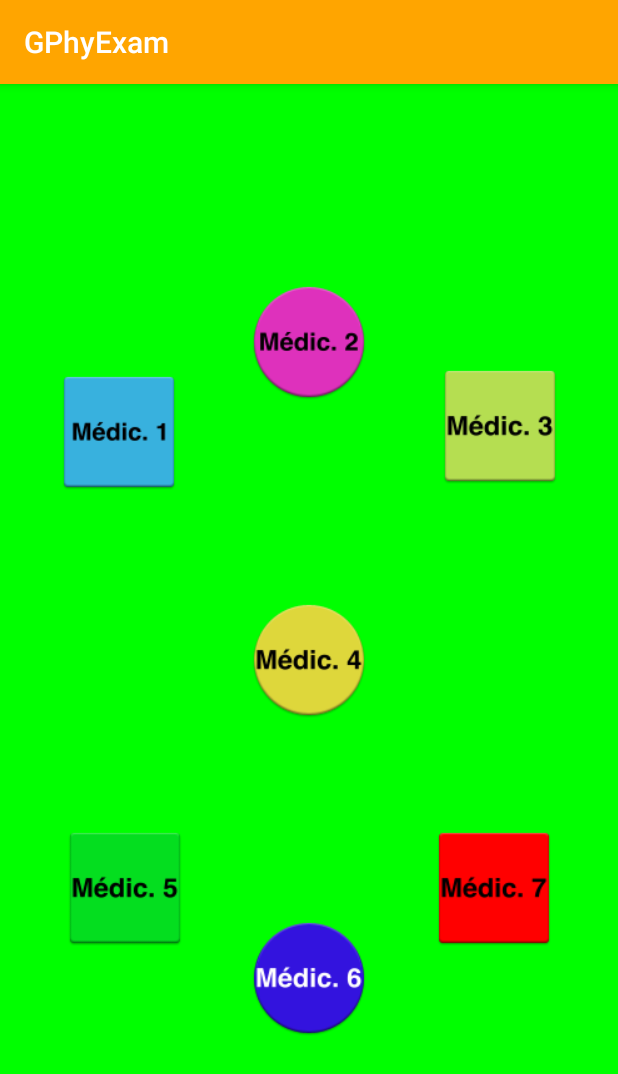
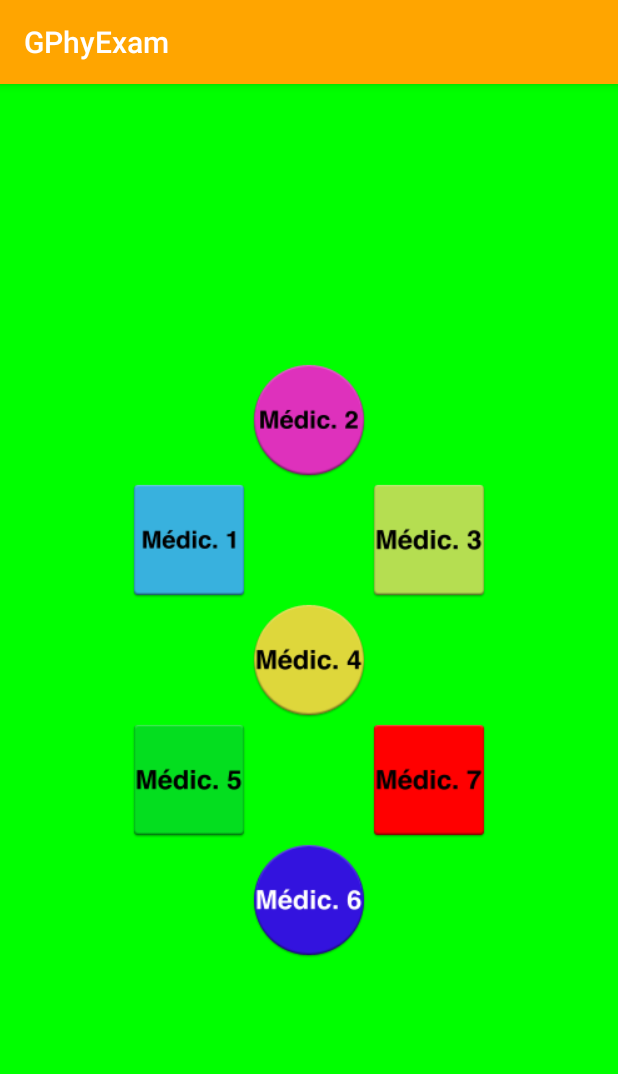
Before and after one commit to GDubuisson/AQECHMAR_DUBUISSON, an Android app: the screen it shows after launch (MainActivity), on a phone screen of 412 x 824 dp. Shown: the top 1074 px of the screen. Run offline under Robolectric (Android 15) with nearby library versions, the phone set to English and light mode, and no system bars.

```diff
--- a/app/src/main/java/com/example/leroux/aqechmar_dubuisson/MainActivity.java
+++ b/app/src/main/java/com/example/leroux/aqechmar_dubuisson/MainActivity.java
@@ -5,9 +5,6 @@ import android.os.Bundle;
 import android.support.v7.app.AppCompatActivity;
 import android.util.Log;
 import android.view.View;
-
-import java.io.Console;
-import java.util.Arrays;
 
 public class MainActivity extends AppCompatActivity {
 
--- a/app/src/main/res/layout/activity_detail.xml
+++ b/app/src/main/res/layout/activity_detail.xml
@@ -4,12 +4,14 @@
     xmlns:tools="http://schemas.android.com/tools"
     android:layout_width="match_parent"
     android:layout_height="match_parent"
+    android:background="#0000FF"
     tools:context=".DetailActivity">
 
     <android.support.constraint.ConstraintLayout
         android:id="@+id/contraintLayout1"
         android:layout_width="320dp"
         android:layout_height="450dp"
+        android:background="#FFFFFF"
         app:layout_constraintBottom_toBottomOf="parent"
         app:layout_constraintEnd_toEndOf="parent"
         app:layout_constraintStart_toStartOf="parent"
@@ -31,7 +33,6 @@
             android:layout_width="wrap_content"
             android:layout_height="wrap_content"
             android:layout_marginStart="8dp"
-            android:text="TextView"
             android:textColor="#FF0000"
             android:textStyle="bold"
             app:layout_constraintStart_toEndOf="@+id/medicDetailActivity"
@@ -43,7 +44,6 @@
             android:layout_height="wrap_content"
             android:layout_marginStart="8dp"
             android:layout_marginTop="8dp"
-            android:text="TextView"
             android:textColor="#AAAAAA"
             app:layout_constraintStart_toEndOf="@+id/medicDetailActivity"
             app:layout_constraintTop_toBottomOf="@+id/textView" />
--- a/app/src/main/res/layout/activity_main.xml
+++ b/app/src/main/res/layout/activity_main.xml
@@ -12,12 +12,13 @@
         android:layout_width="80dp"
         android:layout_height="80dp"
         android:layout_marginTop="120dp"
-        android:layout_marginEnd="8dp"
         android:onClick="sendMessage"
         app:layout_constraintBottom_toTopOf="@+id/cLMedic4"
         app:layout_constraintEnd_toStartOf="@+id/cLMedic4"
+        app:layout_constraintHorizontal_bias="1.0"
         app:layout_constraintStart_toStartOf="parent"
-        app:layout_constraintTop_toTopOf="parent">
+        app:layout_constraintTop_toTopOf="parent"
+        app:layout_constraintVertical_bias="1.0">
 
     </android.support.constraint.ConstraintLayout>
 
@@ -26,10 +27,11 @@
         android:layout_width="80dp"
         android:layout_height="80dp"
         android:onClick="sendMessage"
-        app:layout_constraintBottom_toTopOf="@+id/cLMedic4"
+        app:layout_constraintBottom_toTopOf="@+id/cLMedic1"
         app:layout_constraintEnd_toEndOf="parent"
         app:layout_constraintStart_toStartOf="parent"
-        app:layout_constraintTop_toTopOf="parent">
+        app:layout_constraintTop_toTopOf="parent"
+        app:layout_constraintVertical_bias="1.0">
 
     </android.support.constraint.ConstraintLayout>
 
@@ -37,14 +39,14 @@
         android:id="@+id/cLMedic3"
         android:layout_width="80dp"
         android:layout_height="80dp"
-        android:layout_marginStart="8dp"
         android:layout_marginTop="120dp"
-        android:layout_marginBottom="8dp"
         android:onClick="sendMessage"
         app:layout_constraintBottom_toTopOf="@+id/cLMedic4"
         app:layout_constraintEnd_toEndOf="parent"
+        app:layout_constraintHorizontal_bias="0.0"
         app:layout_constraintStart_toEndOf="@+id/cLMedic4"
-        app:layout_constraintTop_toTopOf="parent">
+        app:layout_constraintTop_toTopOf="parent"
+        app:layout_constraintVertical_bias="1.0">
 
     </android.support.constraint.ConstraintLayout>
 
@@ -68,8 +70,10 @@
         android:onClick="sendMessage"
         app:layout_constraintBottom_toBottomOf="parent"
         app:layout_constraintEnd_toStartOf="@+id/cLMedic4"
+        app:layout_constraintHorizontal_bias="1.0"
         app:layout_constraintStart_toStartOf="parent"
-        app:layout_constraintTop_toBottomOf="@+id/cLMedic4">
+        app:layout_constraintTop_toBottomOf="@+id/cLMedic4"
+        app:layout_constraintVertical_bias="0.0">
 
     </android.support.constraint.ConstraintLayout>
 
@@ -81,7 +85,8 @@
         app:layout_constraintBottom_toBottomOf="parent"
         app:layout_constraintEnd_toEndOf="parent"
         app:layout_constraintStart_toStartOf="parent"
-        app:layout_constraintTop_toBottomOf="@+id/cLMedic4">
+        app:layout_constraintTop_toBottomOf="@+id/cLMedic5"
+        app:layout_constraintVertical_bias="0.0">
 
     </android.support.constraint.ConstraintLayout>
 
@@ -93,8 +98,10 @@
         android:onClick="sendMessage"
         app:layout_constraintBottom_toBottomOf="parent"
         app:layout_constraintEnd_toEndOf="parent"
+        app:layout_constraintHorizontal_bias="0.0"
         app:layout_constraintStart_toEndOf="@+id/cLMedic4"
-        app:layout_constraintTop_toBottomOf="@+id/cLMedic4">
+        app:layout_constraintTop_toBottomOf="@+id/cLMedic4"
+        app:layout_constraintVertical_bias="0.0">
 
     </android.support.constraint.ConstraintLayout>
 
```
